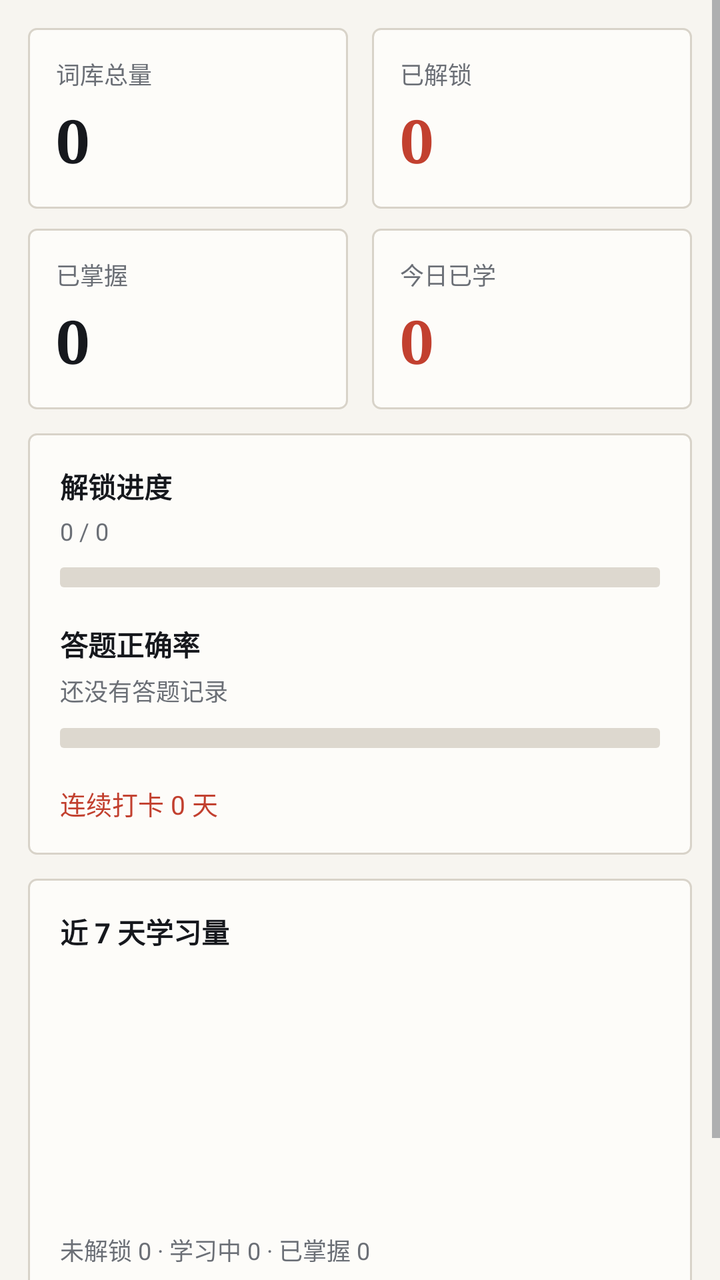
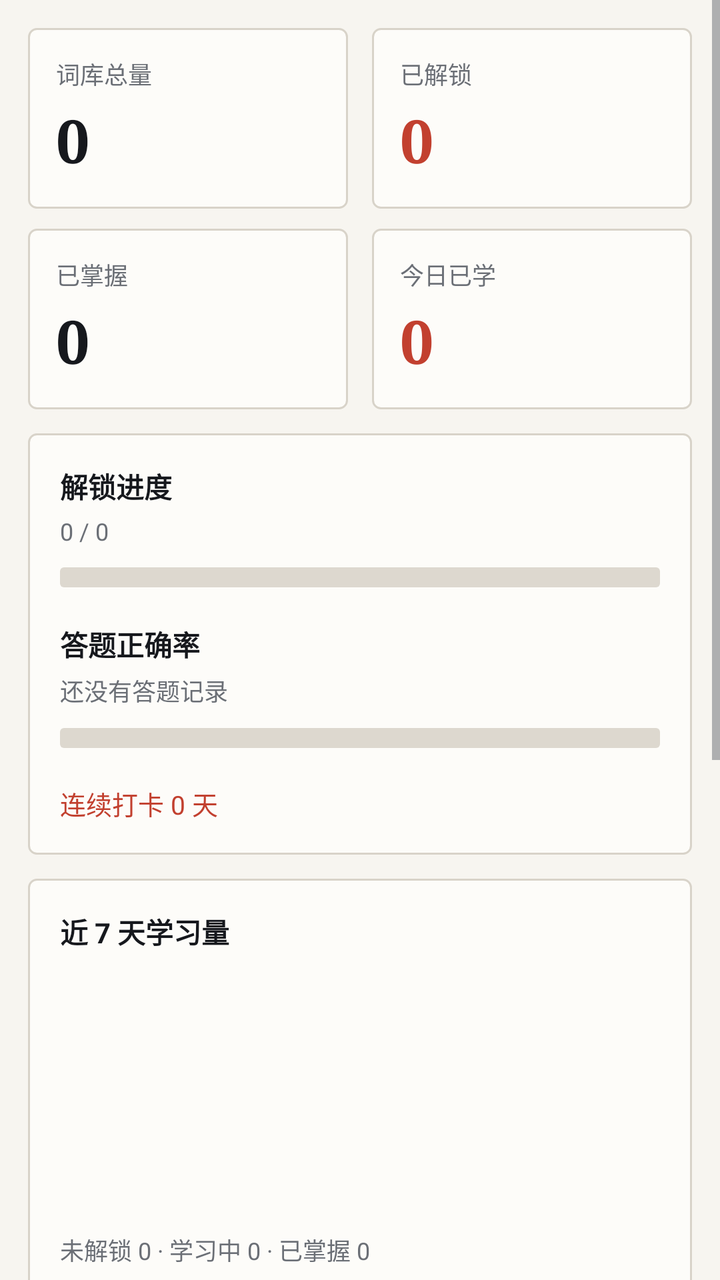

The first picture is an Android layout as it rendered before a commit; the second is the same layout after the commit. The layout source and the unified diff follow.
<!-- AndroidManifest.xml: application theme AppTheme -->
<!-- res/layout/page_stats.xml -->
<?xml version="1.0" encoding="utf-8"?>
<ScrollView xmlns:android="http://schemas.android.com/apk/res/android"
    android:layout_width="match_parent"
    android:layout_height="match_parent">

    <LinearLayout
        android:layout_width="match_parent"
        android:layout_height="wrap_content"
        android:orientation="vertical"
        android:padding="14dp">

        <LinearLayout
            android:layout_width="match_parent"
            android:layout_height="wrap_content"
            android:orientation="horizontal">

            <LinearLayout
                android:layout_width="0dp"
                android:layout_height="wrap_content"
                android:layout_weight="1"
                android:layout_marginRight="6dp"
                android:orientation="vertical"
                android:background="@drawable/bg_card"
                android:padding="14dp">

                <TextView
                    android:layout_width="wrap_content"
                    android:layout_height="wrap_content"
                    android:text="词库总量"
                    android:textSize="12sp"
                    android:textColor="@color/text_sub" />

                <TextView
                    android:id="@+id/statTotal"
                    android:layout_width="wrap_content"
                    android:layout_height="wrap_content"
                    android:layout_marginTop="4dp"
                    android:text="0"
                    android:fontFamily="serif"
                    android:textSize="30sp"
                    android:textStyle="bold"
                    android:textColor="@color/text" />
            </LinearLayout>

            <LinearLayout
                android:layout_width="0dp"
                android:layout_height="wrap_content"
                android:layout_weight="1"
                android:layout_marginLeft="6dp"
                android:orientation="vertical"
                android:background="@drawable/bg_card"
                android:padding="14dp">

                <TextView
                    android:layout_width="wrap_content"
                    android:layout_height="wrap_content"
                    android:text="已解锁"
                    android:textSize="12sp"
                    android:textColor="@color/text_sub" />

                <TextView
                    android:id="@+id/statUnlocked"
                    android:layout_width="wrap_content"
                    android:layout_height="wrap_content"
                    android:layout_marginTop="4dp"
                    android:text="0"
                    android:fontFamily="serif"
                    android:textSize="30sp"
                    android:textStyle="bold"
                    android:textColor="@color/primary" />
            </LinearLayout>
        </LinearLayout>

        <LinearLayout
            android:layout_width="match_parent"
            android:layout_height="wrap_content"
            android:layout_marginTop="10dp"
            android:orientation="horizontal">

            <LinearLayout
                android:layout_width="0dp"
                android:layout_height="wrap_content"
                android:layout_weight="1"
                android:layout_marginRight="6dp"
                android:orientation="vertical"
                android:background="@drawable/bg_card"
                android:padding="14dp">

                <TextView
                    android:layout_width="wrap_content"
                    android:layout_height="wrap_content"
                    android:text="已掌握"
                    android:textSize="12sp"
                    android:textColor="@color/text_sub" />

                <TextView
                    android:id="@+id/statMastered"
                    android:layout_width="wrap_content"
                    android:layout_height="wrap_content"
                    android:layout_marginTop="4dp"
                    android:text="0"
                    android:fontFamily="serif"
                    android:textSize="30sp"
                    android:textStyle="bold"
                    android:textColor="@color/mastered" />
            </LinearLayout>

            <LinearLayout
                android:layout_width="0dp"
                android:layout_height="wrap_content"
                android:layout_weight="1"
                android:layout_marginLeft="6dp"
                android:orientation="vertical"
                android:background="@drawable/bg_card"
                android:padding="14dp">

                <TextView
                    android:layout_width="wrap_content"
                    android:layout_height="wrap_content"
                    android:text="今日已学"
                    android:textSize="12sp"
                    android:textColor="@color/text_sub" />

                <TextView
                    android:id="@+id/statToday"
                    android:layout_width="wrap_content"
                    android:layout_height="wrap_content"
                    android:layout_marginTop="4dp"
                    android:text="0"
                    android:fontFamily="serif"
                    android:textSize="30sp"
                    android:textStyle="bold"
                    android:textColor="@color/learning" />
            </LinearLayout>
        </LinearLayout>

        <LinearLayout
            android:layout_width="match_parent"
            android:layout_height="wrap_content"
            android:layout_marginTop="12dp"
            android:orientation="vertical"
            android:background="@drawable/bg_card"
            android:padding="16dp">

            <TextView
                android:layout_width="wrap_content"
                android:layout_height="wrap_content"
                android:text="解锁进度"
                android:textSize="14sp"
                android:textStyle="bold"
                android:textColor="@color/text" />

            <TextView
                android:id="@+id/tvUnlockDetail"
                android:layout_width="wrap_content"
                android:layout_height="wrap_content"
                android:layout_marginTop="4dp"
                android:text="0 / 0"
                android:textSize="12sp"
                android:textColor="@color/text_sub" />

            <ProgressBar
                android:id="@+id/barUnlock"
                style="?android:attr/progressBarStyleHorizontal"
                android:layout_width="match_parent"
                android:layout_height="10dp"
                android:layout_marginTop="10dp"
                android:max="100"
                android:progress="0"
                android:progressDrawable="@drawable/progress_horizontal" />

            <TextView
                android:layout_width="wrap_content"
                android:layout_height="wrap_content"
                android:layout_marginTop="18dp"
                android:text="答题正确率"
                android:textSize="14sp"
                android:textStyle="bold"
                android:textColor="@color/text" />

            <TextView
                android:id="@+id/tvAccuracy"
                android:layout_width="wrap_content"
                android:layout_height="wrap_content"
                android:layout_marginTop="4dp"
                android:text="还没有答题记录"
                android:textSize="12sp"
                android:textColor="@color/text_sub" />

            <ProgressBar
                android:id="@+id/barAccuracy"
                style="?android:attr/progressBarStyleHorizontal"
                android:layout_width="match_parent"
                android:layout_height="10dp"
                android:layout_marginTop="10dp"
                android:max="100"
                android:progress="0"
                android:progressDrawable="@drawable/progress_horizontal" />

            <TextView
                android:id="@+id/tvStreak"
                android:layout_width="wrap_content"
                android:layout_height="wrap_content"
                android:layout_marginTop="18dp"
                android:text="连续打卡 0 天"
                android:textSize="13sp"
                android:textColor="@color/primary" />
        </LinearLayout>

        <LinearLayout
            android:layout_width="match_parent"
            android:layout_height="wrap_content"
            android:layout_marginTop="12dp"
            android:orientation="vertical"
            android:background="@drawable/bg_card"
            android:padding="16dp">

            <TextView
                android:layout_width="wrap_content"
                android:layout_height="wrap_content"
                android:text="近 7 天学习量"
                android:textSize="14sp"
                android:textStyle="bold"
                android:textColor="@color/text" />

            <LinearLayout
                android:id="@+id/chartWeek"
                android:layout_width="match_parent"
                android:layout_height="110dp"
                android:layout_marginTop="14dp"
                android:orientation="horizontal"
                android:gravity="bottom" />

            <TextView
                android:id="@+id/tvDistribution"
                android:layout_width="wrap_content"
                android:layout_height="wrap_content"
                android:layout_marginTop="16dp"
                android:text="未解锁 0 · 学习中 0 · 已掌握 0"
                android:textSize="12sp"
                android:textColor="@color/text_sub" />
        </LinearLayout>

        <TextView
            android:id="@+id/btnReset"
            android:layout_width="match_parent"
            android:layout_height="42dp"
            android:layout_marginTop="14dp"
            android:background="@drawable/bg_btn_ghost"
            android:gravity="center"
            android:text="重置学习进度（保留单词）"
            android:textSize="13sp"
            android:textColor="@color/danger" />

    </LinearLayout>
</ScrollView>
<!-- resources referenced by this layout -->
<resources>
  <color name="danger">#B23A2E</color>
  <color name="learning">#C2402F</color>
  <color name="mastered">#16181D</color>
  <color name="primary">#C2402F</color>
  <color name="text">#16181D</color>
  <color name="text_sub">#6B6F76</color>
  <!-- drawable bg_btn_ghost (drawable) -->
  <?xml version="1.0" encoding="utf-8"?>
  <shape xmlns:android="http://schemas.android.com/apk/res/android" android:shape="rectangle">
      <solid android:color="@color/card" />
      <corners android:radius="3dp" />
      <stroke android:width="1dp" android:color="@color/line" />
      <padding android:left="12dp" android:top="8dp" android:right="12dp" android:bottom="8dp" />
  </shape>
  <!-- drawable bg_card (drawable) -->
  <?xml version="1.0" encoding="utf-8"?>
  <shape xmlns:android="http://schemas.android.com/apk/res/android" android:shape="rectangle">
      <solid android:color="@color/card" />
      <corners android:radius="4dp" />
      <stroke android:width="1dp" android:color="@color/line" />
  </shape>
  <!-- drawable progress_horizontal (drawable) -->
  <?xml version="1.0" encoding="utf-8"?>
  <layer-list xmlns:android="http://schemas.android.com/apk/res/android">
      <item android:id="@android:id/background">
          <shape android:shape="rectangle">
              <solid android:color="@color/track" />
              <corners android:radius="2dp" />
          </shape>
      </item>
      <item android:id="@android:id/progress">
          <clip>
              <shape android:shape="rectangle">
                  <solid android:color="@color/primary" />
                  <corners android:radius="2dp" />
              </shape>
          </clip>
      </item>
  </layer-list>
  <style name="AppTheme" parent="@android:style/Theme.Material.Light.NoActionBar">
          <item name="android:colorPrimary">@color/primary</item>
          <item name="android:colorPrimaryDark">@color/primary_dark</item>
          <item name="android:colorAccent">@color/accent</item>
          <item name="android:windowBackground">@color/bg</item>
          <item name="android:statusBarColor">@color/bg</item>
          <item name="android:windowLightStatusBar">true</item>
          <item name="android:textColorPrimary">@color/text</item>
          <item name="android:textColorSecondary">@color/text_sub</item>
          <item name="android:textColorHint">@color/text_sub</item>
      </style>
  <color name="card">#FDFCF9</color>
  <color name="line">#D8D3C9</color>
  <color name="track">#DDD8CF</color>
  <color name="primary_dark">#9E3225</color>
  <color name="accent">#16181D</color>
  <color name="bg">#F7F5F0</color>
</resources>

<!-- the commit's change to res/layout/page_stats.xml (unified diff, before → after) -->
@@ -252,5 +252,63 @@
             android:textSize="13sp"
             android:textColor="@color/danger" />
 
+        <LinearLayout
+            android:layout_width="match_parent"
+            android:layout_height="wrap_content"
+            android:layout_marginTop="14dp"
+            android:orientation="vertical"
+            android:background="@drawable/bg_card"
+            android:padding="16dp">
+
+            <TextView
+                android:layout_width="wrap_content"
+                android:layout_height="wrap_content"
+                android:text="版本与更新"
+                android:textSize="15sp"
+                android:textStyle="bold"
+                android:textColor="@color/text" />
+
+            <TextView
+                android:id="@+id/tvVersion"
+                android:layout_width="match_parent"
+                android:layout_height="wrap_content"
+                android:layout_marginTop="8dp"
+                android:text="当前版本 v1.2"
+                android:fontFamily="serif"
+                android:textSize="18sp"
+                android:textColor="@color/text" />
+
+            <TextView
+                android:layout_width="match_parent"
+                android:layout_height="wrap_content"
+                android:layout_marginTop="8dp"
+                android:lineSpacingExtra="4dp"
+                android:text="点「检查更新」会向 GitHub 读取一次公开的版本号，这是本应用唯一会联网的地方。不会上传词库、账号或设备信息，也不会自动下载、自动安装 APK；发现新版只弹窗，点「去下载」才用浏览器打开下载页。\n\n背单词、导入词表、音标、发音、备份全部仍离线可用，没网也能正常用。"
+                android:textSize="12sp"
+                android:textColor="@color/text_sub" />
+
+            <TextView
+                android:id="@+id/btnCheckUpdate"
+                android:layout_width="match_parent"
+                android:layout_height="42dp"
+                android:layout_marginTop="14dp"
+                android:background="@drawable/bg_btn_primary"
+                android:gravity="center"
+                android:text="检查更新"
+                android:textSize="14sp"
+                android:textColor="@color/white" />
+
+            <TextView
+                android:id="@+id/btnAutoUpdate"
+                android:layout_width="match_parent"
+                android:layout_height="40dp"
+                android:layout_marginTop="10dp"
+                android:background="@drawable/bg_btn_soft"
+                android:gravity="center"
+                android:text="启动时自动检查：关"
+                android:textSize="12sp"
+                android:textColor="@color/primary" />
+        </LinearLayout>
+
     </LinearLayout>
 </ScrollView>
<!-- resource entries referenced after the edit -->
@@ -6,10 +6,26 @@
   <color name="primary">#C2402F</color>
   <color name="text">#16181D</color>
   <color name="text_sub">#6B6F76</color>
+  <color name="white">#FFFFFF</color>
   <!-- drawable bg_btn_ghost (drawable) -->
   <?xml version="1.0" encoding="utf-8"?>
   <shape xmlns:android="http://schemas.android.com/apk/res/android" android:shape="rectangle">
       <solid android:color="@color/card" />
+      <corners android:radius="3dp" />
+      <stroke android:width="1dp" android:color="@color/line" />
+      <padding android:left="12dp" android:top="8dp" android:right="12dp" android:bottom="8dp" />
+  </shape>
+  <!-- drawable bg_btn_primary (drawable) -->
+  <?xml version="1.0" encoding="utf-8"?>
+  <shape xmlns:android="http://schemas.android.com/apk/res/android" android:shape="rectangle">
+      <solid android:color="@color/primary" />
+      <corners android:radius="3dp" />
+      <padding android:left="12dp" android:top="8dp" android:right="12dp" android:bottom="8dp" />
+  </shape>
+  <!-- drawable bg_btn_soft (drawable) -->
+  <?xml version="1.0" encoding="utf-8"?>
+  <shape xmlns:android="http://schemas.android.com/apk/res/android" android:shape="rectangle">
+      <solid android:color="@color/soft_blue" />
       <corners android:radius="3dp" />
       <stroke android:width="1dp" android:color="@color/line" />
       <padding android:left="12dp" android:top="8dp" android:right="12dp" android:bottom="8dp" />
@@ -52,6 +68,7 @@
       </style>
   <color name="card">#FDFCF9</color>
   <color name="line">#D8D3C9</color>
+  <color name="soft_blue">#EDE9E1</color>
   <color name="track">#DDD8CF</color>
   <color name="primary_dark">#9E3225</color>
   <color name="accent">#16181D</color>
